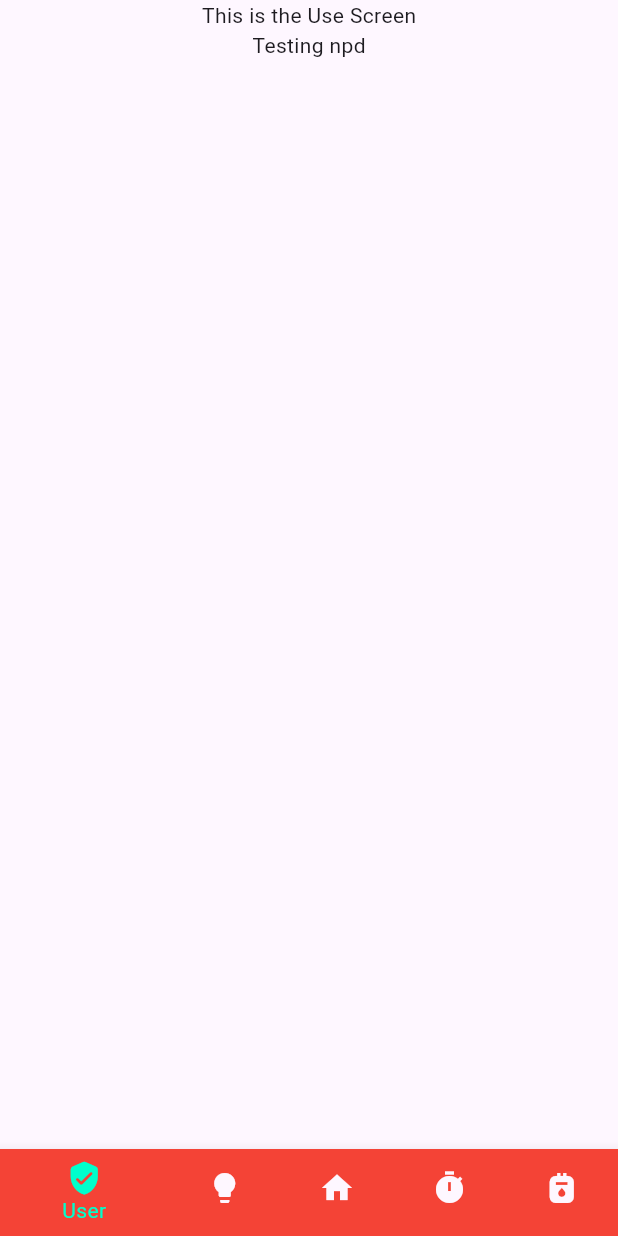
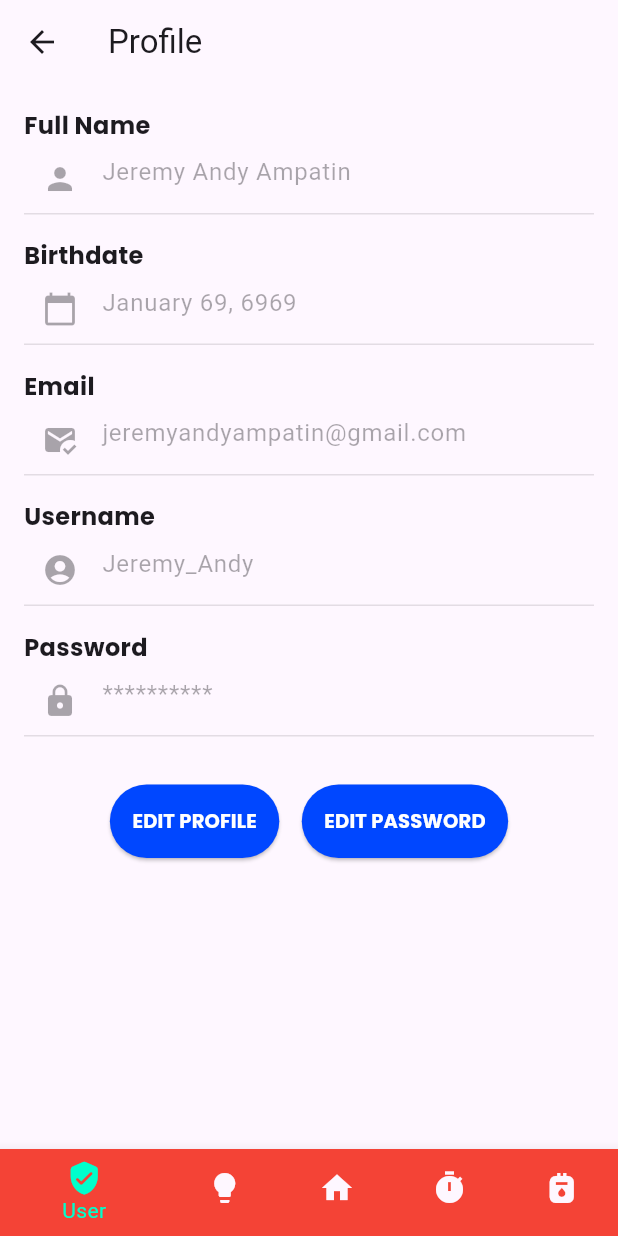
Before and after one commit to MTonilon22/Ardu-Illuminate, a Flutter app: the screen it shows after launch, after a tap on "Login", on a phone screen of 412 x 824 dp. Run offline on Flutter 3.47's test engine with Material 2 defaults, Android fonts, the phone set to English and light mode, and no system bars; missing offline and left inert: duration_picker.

Commit message:
will add reset password functionalities-toni

```diff
--- a/lib/first.dart
+++ b/lib/first.dart
@@ -1,3 +1,5 @@
+import 'package:ardu_illuminate/editPassword.dart';
+import 'package:ardu_illuminate/editprofile.dart';
 import 'package:flutter/material.dart';
 
 class FirstScreen extends StatelessWidget {
@@ -5,11 +7,155 @@ class FirstScreen extends StatelessWidget {
 
   @override
   Widget build(BuildContext context) {
-    return SafeArea(
-      child: Column(children: const [
-        Text('This is the Use Screen'),
-        Text('Testing npd')
-      ]),
+    return Scaffold(
+      appBar: AppBar(
+        title: Text('Profile'),
+      ),
+      body: SingleChildScrollView(
+        padding: EdgeInsets.all(16),
+        child: Column(
+          crossAxisAlignment: CrossAxisAlignment.start,
+          children: <Widget>[
+            const Text(
+              'Full Name',
+              style: TextStyle(
+                  fontSize: 16,
+                  fontFamily: 'Poppins',
+                  fontWeight: FontWeight.bold),
+            ),
+            const TextField(
+              enabled: false,
+              decoration: InputDecoration(
+                hintText: 'Jeremy Andy Ampatin',
+                prefixIcon: Icon(Icons.person),
+              ),
+            ),
+            const SizedBox(
+              height: 16,
+            ),
+            const Text(
+              'Birthdate',
+              style: TextStyle(
+                  fontSize: 16,
+                  fontFamily: 'Poppins',
+                  fontWeight: FontWeight.bold),
+            ),
+            const TextField(
+              enabled: false,
+              decoration: InputDecoration(
+                hintText: 'January 69, 6969',
+                prefixIcon: Icon(Icons.calendar_today),
+              ),
+            ),
+            const SizedBox(
+              height: 16,
+            ),
+            const Text(
+              'Email',
+              style: TextStyle(
+                fontSize: 16,
+                fontFamily: 'Poppins',
+                fontWeight: FontWeight.bold,
+              ),
+            ),
+            const TextField(
+              enabled: false,
+              decoration: InputDecoration(
+                hintText: 'jeremyandyampatin@gmail.com',
+                prefixIcon: Icon(Icons.mark_email_read),
+              ),
+            ),
+            const SizedBox(height: 16),
+            const Text(
+              'Username',
+              style: TextStyle(
+                fontSize: 16,
+                fontFamily: 'Poppins',
+                fontWeight: FontWeight.bold,
+              ),
+            ),
+            const TextField(
+              decoration: InputDecoration(
+                enabled: false,
+                hintText: 'Jeremy_Andy',
+                prefixIcon: Icon(Icons.account_circle),
+              ),
+            ),
+            const SizedBox(height: 16),
+            const Text('Password',
+                style: TextStyle(
+                    fontSize: 16,
+                    fontFamily: 'Poppins',
+                    fontWeight: FontWeight.bold)),
+            const TextField(
+              decoration: InputDecoration(
+                enabled: false,
+                hintText: '**********',
+                prefixIcon: Icon(Icons.lock),
+              ),
+            ),
+            const SizedBox(height: 32),
+            Row(
+              mainAxisAlignment: MainAxisAlignment.center,
+              children: [
+                ElevatedButton(
+                  onPressed: () {
+                    Navigator.push(
+                      context,
+                      MaterialPageRoute(
+                        builder: (context) => const EditProfile(),
+                      ),
+                    );
+                  },
+                  child: Text(
+                    'EDIT PROFILE',
+                    style: TextStyle(
+                        fontWeight: FontWeight.bold,
+                        fontSize: 13,
+                        fontFamily: 'Poppins',
+                        color: Colors.white),
+                  ),
+                  style: ElevatedButton.styleFrom(
+                    padding: EdgeInsets.all(15.0),
+                    shape: RoundedRectangleBorder(
+                      borderRadius: BorderRadius.circular(30),
+                    ),
+                    backgroundColor: Color(0xFF0047FF),
+                  ),
+                ),
+                SizedBox(
+                  width: 15,
+                ),
+                ElevatedButton(
+                  onPressed: () {
+                    Navigator.push(
+                      context,
+                      MaterialPageRoute(
+                        builder: (context) => const EditPassword(),
+                      ),
+                    );
+                  },
+                  child: Text(
+                    'EDIT PASSWORD',
+                    style: TextStyle(
+                        fontWeight: FontWeight.bold,
+                        fontSize: 13,
+                        fontFamily: 'Poppins',
+                        color: Colors.white),
+                  ),
+                  style: ElevatedButton.styleFrom(
+                    padding: EdgeInsets.all(15.0),
+                    shape: RoundedRectangleBorder(
+                      borderRadius: BorderRadius.circular(30),
+                    ),
+                    backgroundColor: Color(0xFF0047FF),
+                  ),
+                )
+              ],
+            ),
+          ],
+        ),
+      ),
     );
   }
 }
```
Also changed, not shown: lib/createaccountpage.dart (+7 -1 lines), lib/editPassword.dart (added, +105 -0 lines), lib/editprofile.dart (added, +104 -0 lines).
